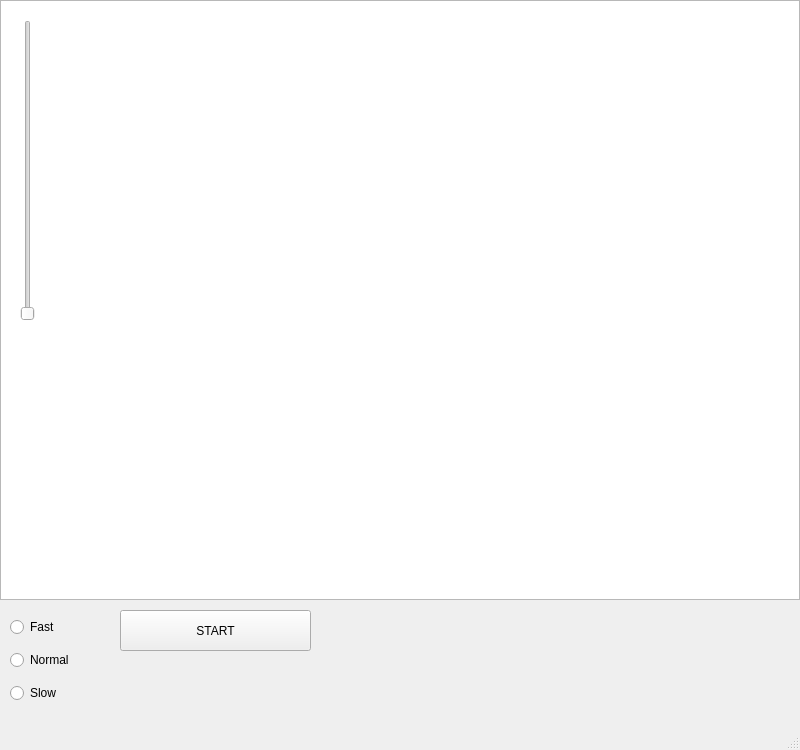
Before: the Qt Designer form mainwindow.ui in MiguelGil1/lab_6, drawn with Qt 5.
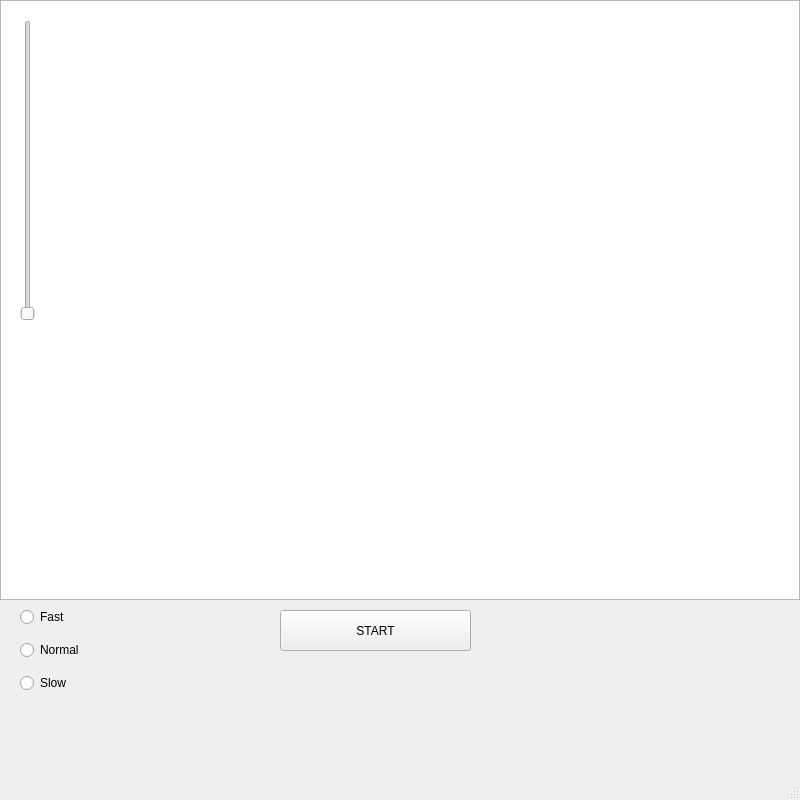
After: the same form once the commit is applied. Icons and pictures are not drawn.

Diff of the .ui file:
```diff
--- a/mainwindow.ui
+++ b/mainwindow.ui
@@ -7,7 +7,7 @@
     <x>0</x>
     <y>0</y>
     <width>800</width>
-    <height>750</height>
+    <height>800</height>
    </rect>
   </property>
   <property name="windowTitle">
@@ -30,8 +30,8 @@
    <widget class="QWidget" name="verticalLayoutWidget">
     <property name="geometry">
      <rect>
-      <x>10</x>
-      <y>610</y>
+      <x>20</x>
+      <y>600</y>
       <width>91</width>
       <height>101</height>
      </rect>
@@ -63,7 +63,7 @@
    <widget class="QPushButton" name="Start">
     <property name="geometry">
      <rect>
-      <x>120</x>
+      <x>280</x>
       <y>610</y>
       <width>191</width>
       <height>41</height>
```
